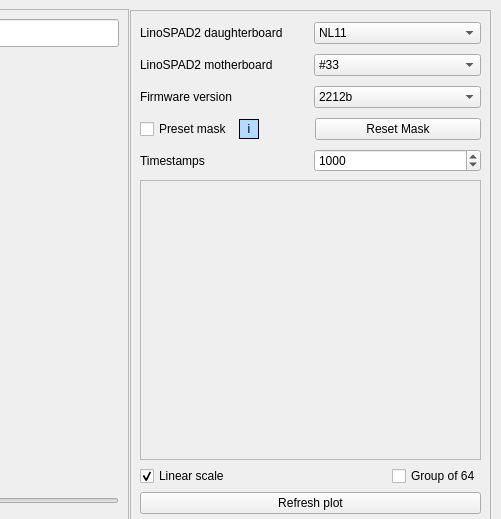
rngKomorebi/daplis-rtp, file src/LinoSPAD2app/gui/ui/LiveTimestamps_tab_c.ui: the form before one commit; both pictures show x 400 to 901 and y 0 to 519 of the 901 by 776 pixel window.
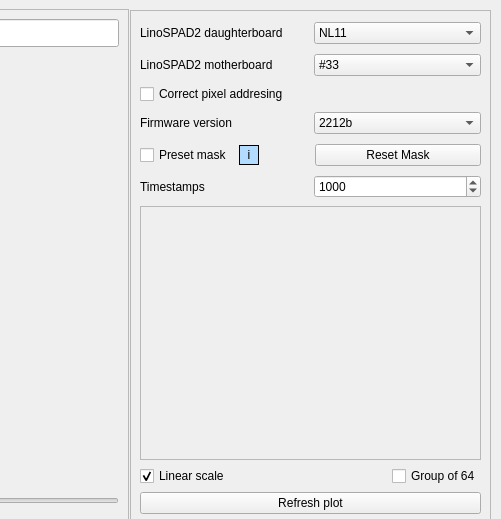
The form after the commit.

Commit message: Pixel address correstion, updated mask

```diff
--- a/src/LinoSPAD2app/gui/ui/LiveTimestamps_tab_c.ui
+++ b/src/LinoSPAD2app/gui/ui/LiveTimestamps_tab_c.ui
@@ -261,6 +261,20 @@
       </item>
      </layout>
     </item>
+    <item>
+     <layout class="QHBoxLayout" name="horizontalLayout">
+      <property name="topMargin">
+       <number>0</number>
+      </property>
+      <item>
+       <widget class="QCheckBox" name="checkBox_pix_add_fix">
+        <property name="text">
+         <string>Correct pixel addresing</string>
+        </property>
+       </widget>
+      </item>
+     </layout>
+    </item>
     <item>
      <layout class="QHBoxLayout" name="horizontalLayout_9">
       <property name="bottomMargin">
@@ -573,8 +587,8 @@
         <rect>
          <x>0</x>
          <y>0</y>
-         <width>339</width>
-         <height>264</height>
+         <width>335</width>
+         <height>248</height>
         </rect>
        </property>
       </widget>
```
Left out of the diff: 1 changed line with no effect on the pictures. The commit also changes 4 other files.
